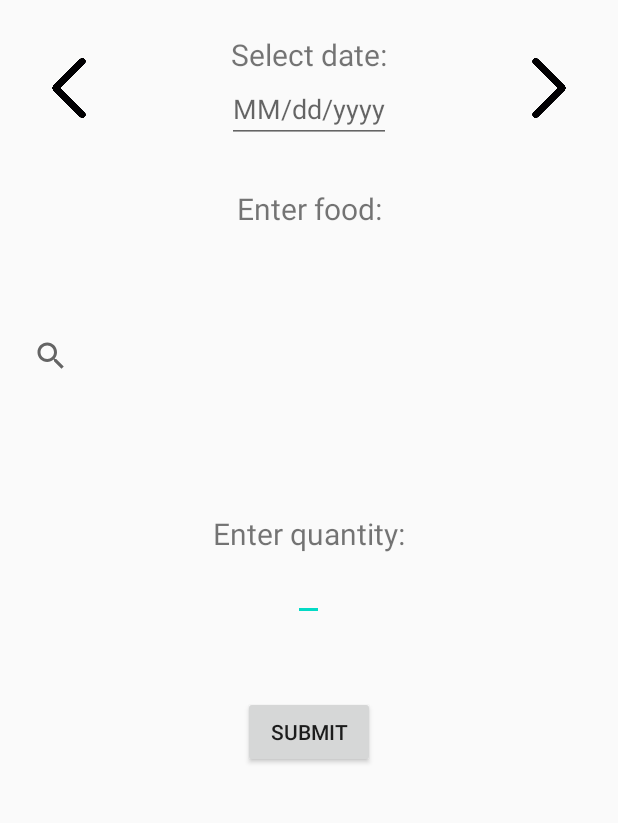
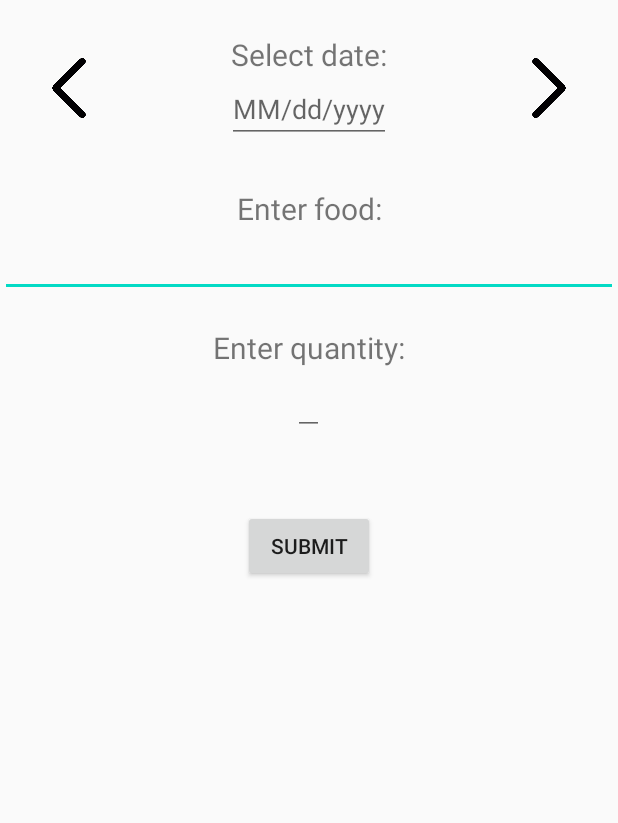
Before and after one commit to dclaxton/4020-Assignment2, an Android app: the AddFoodActivity screen opened directly, with no data from a screen before it, on a phone screen of 412 x 824 dp, the part 167-990 px from its top. Run offline under Robolectric (Android 15) with nearby library versions, the phone set to English and light mode, and no system bars.

Commit message:
AutoCompleteTextView now populates (slowly) with possible choices; QueryJSON class now shoved into AddFoodActivity

```diff
--- a/app/src/main/java/edu/apsu/csci/CalorieCounter/classes/ResultData.java
+++ b/app/src/main/java/edu/apsu/csci/CalorieCounter/classes/ResultData.java
@@ -3,7 +3,7 @@ package edu.apsu.csci.CalorieCounter.classes;
 import java.util.ArrayList;
 
 public class ResultData {
-    ArrayList<String> foodTitles = new ArrayList<>();
-    ArrayList<String> companyNames = new ArrayList<>();
-    ArrayList<Integer> foodIDs = new ArrayList<>();
+    public ArrayList<String> foodTitles = new ArrayList<>();
+    public ArrayList<String> companyNames = new ArrayList<>();
+    public ArrayList<Integer> foodIDs = new ArrayList<>();
 }
--- a/app/src/main/res/layout/activity_add_food.xml
+++ b/app/src/main/res/layout/activity_add_food.xml
@@ -82,9 +82,9 @@
     </RelativeLayout>
 
     <ScrollView
+        android:id="@+id/menu_scroll_view"
         android:layout_width="match_parent"
-        android:layout_height="match_parent"
-        android:id="@+id/menu_scroll_view">
+        android:layout_height="wrap_content">
 
         <LinearLayout
             android:layout_width="match_parent"
@@ -96,7 +96,7 @@
                 android:layout_width="match_parent"
                 android:layout_height="match_parent"
                 android:layout_weight=".1"
-                android:orientation="vertical" >
+                android:orientation="vertical">
 
                 <TextView
                     android:id="@+id/food_text_view"
@@ -107,32 +107,14 @@
                     android:textAlignment="center"
                     android:textSize="20sp" />
 
-                <SearchView
-                    android:id="@+id/food_search_view"
+                <AutoCompleteTextView
+                    android:id="@+id/search_foods_actv"
                     android:layout_width="match_parent"
-                    android:layout_height="169dp"
-                    android:padding="10dp">
-
-                    <ScrollView
-                        android:id="@+id/scrollviewfoods"
-                        android:layout_width="match_parent"
-                        android:layout_height="match_parent">
-
-                        <LinearLayout
-                            android:layout_width="match_parent"
-                            android:layout_height="wrap_content"
-                            android:orientation="vertical">
-
-                            <TextView
-                                android:id="@+id/TextViewFoods"
-                                android:layout_width="wrap_content"
-                                android:layout_height="wrap_content"
-                                android:layout_weight="1"
-                                android:text="TextView" />
-                        </LinearLayout>
-                    </ScrollView>
-
-                </SearchView>
+                    android:layout_height="wrap_content"
+                    android:completionThreshold="1"
+                    android:dropDownAnchor="@id/food_text_view"
+                    android:dropDownWidth="match_parent"
+                    android:dropDownHeight="wrap_content" />
 
                 <TextView
                     android:id="@+id/quantity_text_view"
@@ -148,15 +130,15 @@
                     android:layout_width="wrap_content"
                     android:layout_height="wrap_content"
                     android:layout_gravity="center"
-                    android:padding="10dp"
-                    android:inputType="number" />
+                    android:inputType="number"
+                    android:padding="10dp" />
 
                 <Button
                     android:id="@+id/submit_button"
                     android:layout_width="wrap_content"
                     android:layout_height="wrap_content"
+                    android:layout_gravity="center"
                     android:layout_marginTop="50dp"
-                    android:layout_gravity="center"
                     android:text="@string/submit" />
             </LinearLayout>
 
```
Also changed, not shown: app/src/main/java/edu/apsu/csci/CalorieCounter/activities/AddFoodActivity.java (+115 -13 lines), app/src/main/java/edu/apsu/csci/CalorieCounter/classes/QueryJSON.java (+27 -4 lines).
